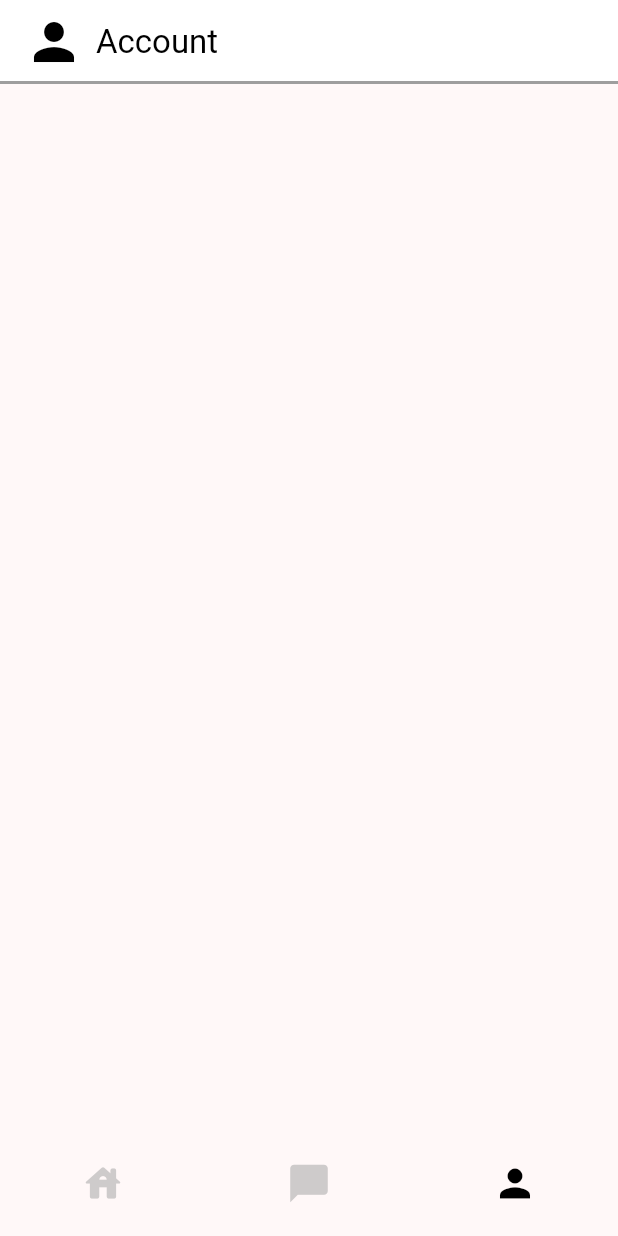
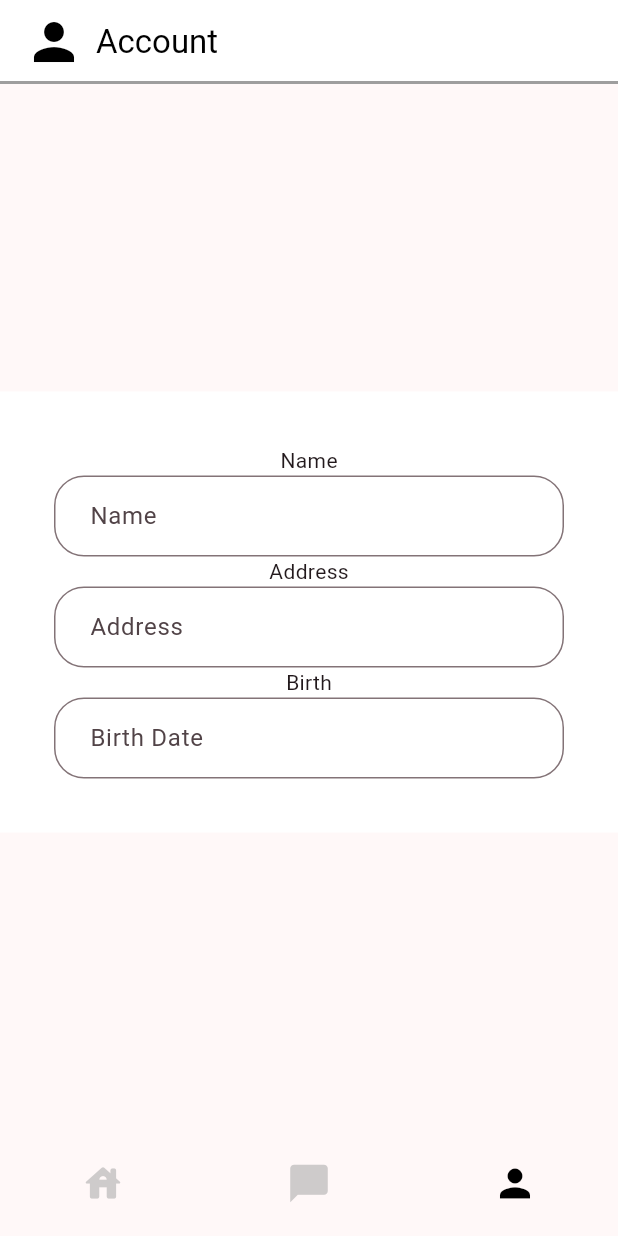
Before and after one commit to davewg1/gabai-app, a Flutter app: the screen it shows after launch, item 3 of the bottom bar chosen, on a phone screen of 412 x 824 dp. Run offline on Flutter 3.47's test engine with Material 2 defaults, Android fonts, the phone set to English and light mode, and no system bars; Roboto replaces fonts that are missing (Poppins).

Commit message:
Account TextFields and packages for OCR

```diff
--- /dev/null
+++ b/assets/tessdata_config.json
@@ -0,0 +1,5 @@
+{
+  "files": [
+    "eng.traineddata"
+  ]
+}
--- a/lib/pages/account_page.dart
+++ b/lib/pages/account_page.dart
@@ -1,10 +1,60 @@
 import 'package:flutter/material.dart';
+import 'dart:io';
 
 class UserPage extends StatelessWidget {
   const UserPage({Key? key}) : super(key: key);
 
+
   @override
   Widget build(BuildContext context) {
+
+    final name = TextFormField(
+      autofocus: false,
+      //controller: nameController,
+      keyboardType: TextInputType.name,
+      onSaved: (value){
+        //nameController.text = value!;
+      },
+      textInputAction: TextInputAction.next,
+      decoration: InputDecoration(
+        contentPadding: EdgeInsets.fromLTRB(20, 15, 20, 15),
+        hintText: "Name",
+        border: OutlineInputBorder(
+          borderRadius: BorderRadius.circular(20),
+        )
+      ),
+    );
+    final address = TextFormField(
+      autofocus: false,
+      //controller: addressController,
+      onSaved: (value){
+        //addressController.text = value!;
+      },
+      textInputAction: TextInputAction.next,
+      decoration: InputDecoration(
+          contentPadding: EdgeInsets.fromLTRB(20, 15, 20, 15),
+          hintText: "Address",
+          border: OutlineInputBorder(
+            borderRadius: BorderRadius.circular(20),
+          )
+      ),
+    );
+    final birthdate = TextFormField(
+      autofocus: false,
+      //controller: birthdateController,
+      onSaved: (value){
+        //birthdateController.text = value!;
+      },
+      textInputAction: TextInputAction.next,
+      decoration: InputDecoration(
+          contentPadding: EdgeInsets.fromLTRB(20, 15, 20, 15),
+          hintText: "Birth Date",
+          border: OutlineInputBorder(
+            borderRadius: BorderRadius.circular(20),
+          )
+      ),
+    );
+
     return Scaffold(
       appBar: AppBar(
         title: const Row(
@@ -25,6 +75,21 @@ class UserPage extends StatelessWidget {
           bottom: BorderSide(color: Colors.grey, width: 2),
         ),
       ),
+      body: Center(
+        child:SingleChildScrollView(
+            child:Container(
+            color: Colors.white,
+            child: Padding(padding:const EdgeInsets.all(36.0),
+                child: Form(
+                    child: Column(
+                      children: <Widget>[Text("Name"),name,Text("Address"),address,Text("Birth"),birthdate],
+                    )
+                )
+            )
+          )
+        )
+      )
+
     );
   }
 }
```
Also changed, not shown: pubspec.yaml (+7 -0 lines), lib/generated/assets.dart (added), pubspec.lock, 1 other file.
